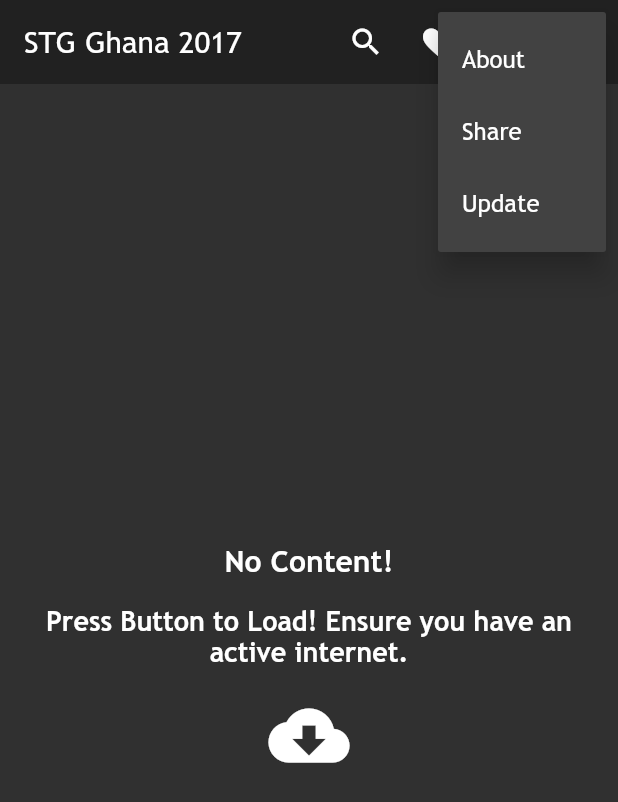
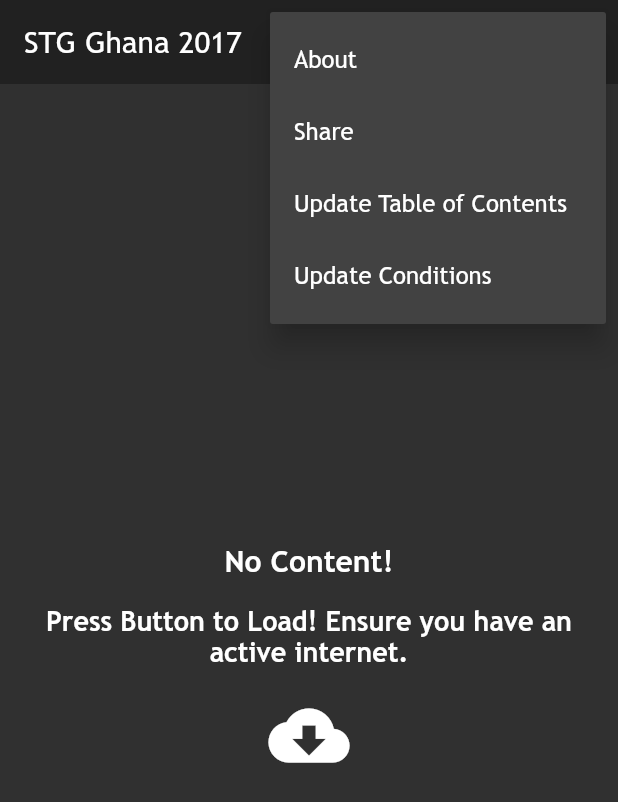
Before and after one commit to osamfrimpong/stg_app, a Flutter app: the screen it shows after launch, after a tap on the "brightness 2" icon, after a tap on the "more vert" icon, on a phone screen of 412 x 824 dp. Shown: the top 802 px of the screen. Run offline on Flutter 3.47's test engine with Material 2 defaults, Android fonts, the light colour scheme and no system bars; our stand-ins replace adaptive_theme, dio, expandable, flutter_widget_from_html, get, hive and 2 more; accounts and stored records are empty; generated files the repository leaves out were written again; network calls fail.

Commit message:
added update table of contents

```diff
--- a/lib/screens/HomePage.dart
+++ b/lib/screens/HomePage.dart
@@ -1,5 +1,6 @@
 import 'dart:convert';
 
+import 'package:adaptive_theme/adaptive_theme.dart';
 import 'package:expandable/expandable.dart';
 import 'package:flutter/material.dart';
 import 'package:get/get.dart';
@@ -58,14 +59,20 @@ class HomePage extends StatelessWidget {
               } else if (value == "share") {
                 Share.share(
                     "Get STG Ghana App from playstore at https://play.google.com/store/apps/details?id=com.schandorf.stg_app");
-              } else if (value == "update") {
+              } else if (value == "update_conditions") {
                 Get.to(Data());
+              } else if (value == "update_table") {
+                _doContentUpdate();
               }
             },
             itemBuilder: (BuildContext context) => [
               PopupMenuItem(child: Text('About'), value: "about"),
               PopupMenuItem(child: Text('Share'), value: "share"),
-              PopupMenuItem(child: Text('Update'), value: "update"),
+              PopupMenuItem(
+                  child: Text('Update Table of Contents'),
+                  value: "update_table"),
+              PopupMenuItem(
+                  child: Text('Update Conditions'), value: "update_conditions"),
             ],
           )
         ],
@@ -219,4 +226,25 @@ class HomePage extends StatelessWidget {
       entriesBox.addAll(element.subItems);
     });
   }
+
+  void _doContentUpdate() {
+    Get.defaultDialog(
+        onConfirm: () {
+          Get.back();
+          _loadContent().then((value) => addContents(value)).then((value) {
+            // dc.loadingContents.value = false;
+            Get.to(Data());
+          });
+        },
+        barrierDismissible: false,
+        title: "Update!",
+        middleText:
+            "Do you want to update Table of Contents? Ensure you have an active internet connection.",
+        textConfirm: "Update",
+        textCancel: "Cancel",
+        confirmTextColor:
+            AdaptiveTheme.of(Get.context).mode == AdaptiveThemeMode.light
+                ? Colors.white
+                : Colors.black);
+  }
 }
```
